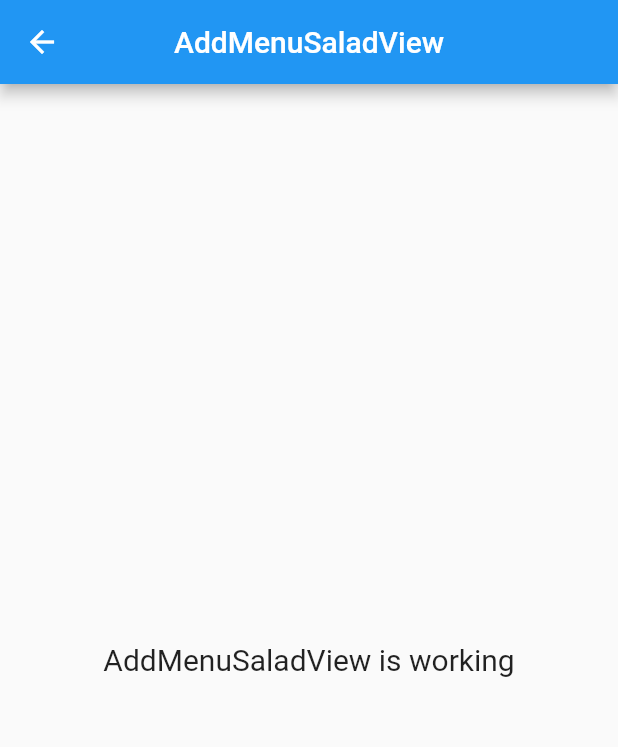
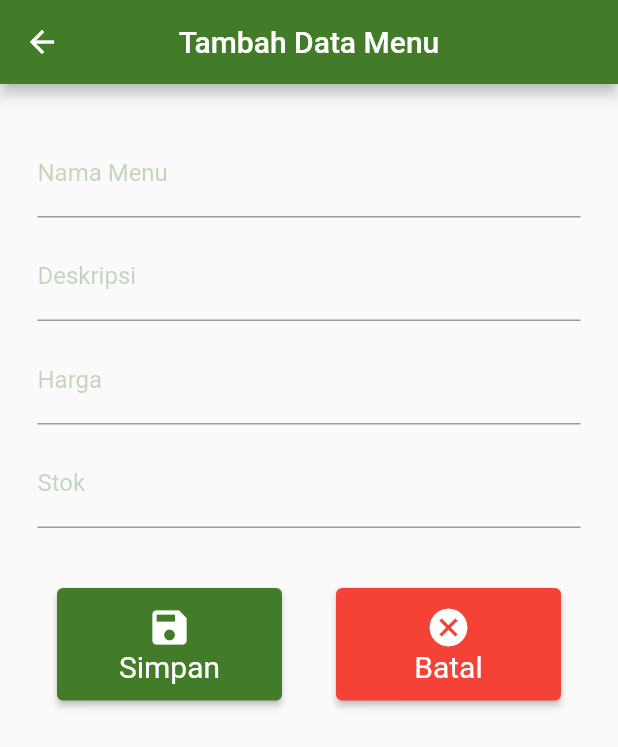
Before and after one commit to lfirmansya27/salad_buah, a Flutter app: the AddMenuSaladView screen opened by its route, on a phone screen of 412 x 824 dp. Shown: the top 747 px of the screen. Run offline on Flutter 3.47's test engine with Material 2 defaults, Android fonts, the phone set to English and light mode, and no system bars; our stand-ins replace cloud_firestore, firebase_auth, firebase_core, get; accounts and stored records are empty; Roboto replaces fonts that are missing (Shippori Mincho).

Commit message:
Second Commit

```diff
--- a/lib/app/modules/add_identitas/controllers/add_identitas_controller.dart
+++ b/lib/app/modules/add_identitas/controllers/add_identitas_controller.dart
@@ -1,6 +1,5 @@
 import 'package:cloud_firestore/cloud_firestore.dart';
 import 'package:firebase_auth/firebase_auth.dart';
-import 'package:firebase_core/firebase_core.dart';
 import 'package:flutter/widgets.dart';
 import 'package:get/get.dart';
 import 'package:uuid/uuid.dart';
--- a/lib/app/modules/add_menu_salad/controllers/add_menu_salad_controller.dart
+++ b/lib/app/modules/add_menu_salad/controllers/add_menu_salad_controller.dart
@@ -1,8 +1,18 @@
+import 'package:cloud_firestore/cloud_firestore.dart';
+import 'package:firebase_auth/firebase_auth.dart';
+import 'package:flutter/material.dart';
 import 'package:get/get.dart';
+import 'package:uuid/uuid.dart';
 
 class AddMenuSaladController extends GetxController {
   //TODO: Implement AddMenuSaladController
+  TextEditingController txtNamaMenu = TextEditingController();
+  TextEditingController txtDeskripsi = TextEditingController();
+  TextEditingController txtHarga = TextEditingController();
+  TextEditingController txtStok = TextEditingController();
 
+  FirebaseFirestore firestore = FirebaseFirestore.instance;
+  FirebaseAuth auth = FirebaseAuth.instance;
   final count = 0.obs;
   @override
   void onInit() {
@@ -20,4 +30,17 @@ class AddMenuSaladController extends GetxController {
   }
 
   void increment() => count.value++;
+
+  Future<void> add_menu() async {
+    DocumentReference menuProduk = firestore.collection("menuProduk").doc();
+    var uuid = Uuid().v1();
+    await menuProduk.set({
+      "menu_id": uuid,
+      "txtNamaMenu": txtNamaMenu.text,
+      "txtAlamat": txtDeskripsi.text,
+      "txtHarga": int.parse(txtHarga.text),
+      "txtStok": int.parse(txtStok.text),
+      "created_at": DateTime.now().toIso8601String(),
+    });
+  }
 }
--- a/lib/app/modules/add_menu_salad/views/add_menu_salad_view.dart
+++ b/lib/app/modules/add_menu_salad/views/add_menu_salad_view.dart
@@ -10,14 +10,139 @@ class AddMenuSaladView extends GetView<AddMenuSaladController> {
   Widget build(BuildContext context) {
     return Scaffold(
       appBar: AppBar(
-        title: const Text('AddMenuSaladView'),
+        title: const Text('Tambah Data Menu'),
         centerTitle: true,
+        backgroundColor: Color(0xFF437C28),
       ),
-      body: const Center(
-        child: Text(
-          'AddMenuSaladView is working',
-          style: TextStyle(fontSize: 20),
-        ),
+      body: Column(
+        children: [
+          Container(
+            child: Padding(
+              padding: const EdgeInsets.only(right: 25, left: 25, top: 30),
+              child: TextField(
+                controller: controller.txtNamaMenu,
+                decoration: const InputDecoration(
+                  border: UnderlineInputBorder(),
+                  labelText: ("Nama Menu"),
+                  labelStyle: TextStyle(
+                      fontFamily: 'Shippori Mincho', color: Color(0x4C437C28)),
+                ),
+              ),
+            ),
+          ),
+          Container(
+            child: Padding(
+              padding: const EdgeInsets.only(right: 25, left: 25, top: 10),
+              child: TextField(
+                controller: controller.txtDeskripsi,
+                decoration: const InputDecoration(
+                  border: UnderlineInputBorder(),
+                  labelText: ("Deskripsi"),
+                  labelStyle: TextStyle(
+                      fontFamily: 'Shippori Mincho', color: Color(0x4C437C28)),
+                ),
+              ),
+            ),
+          ),
+          Container(
+            child: Padding(
+              padding: const EdgeInsets.only(right: 25, left: 25, top: 10),
+              child: TextField(
+                controller: controller.txtHarga,
+                decoration: const InputDecoration(
+                  border: UnderlineInputBorder(),
+                  labelText: ("Harga"),
+                  labelStyle: TextStyle(
+                      fontFamily: 'Shippori Mincho', color: Color(0x4C437C28)),
+                ),
+              ),
+            ),
+          ),
+          Container(
+            child: Padding(
+              padding: const EdgeInsets.only(right: 25, left: 25, top: 10),
+              child: TextField(
+                controller: controller.txtStok,
+                decoration: const InputDecoration(
+                  border: UnderlineInputBorder(),
+                  labelText: ("Stok"),
+                  labelStyle: TextStyle(
+                      fontFamily: 'Shippori Mincho', color: Color(0x4C437C28)),
+                ),
+              ),
+            ),
+          ),
+          Container(
+            child: Padding(
+              padding: const EdgeInsets.only(top: 40, right: 20, left: 20),
+              child: Row(
+                mainAxisAlignment: MainAxisAlignment.spaceAround,
+                children: [
+                  Container(
+                    child: SizedBox(
+                      width: 150,
+                      height: 75,
+                      child: ElevatedButton(
+                        onPressed: () {
+                          controller.add_menu();
+                        },
+                        style: ElevatedButton.styleFrom(
+                          primary: Color(0xFF437C28),
+                        ),
+                        child: Column(
+                          mainAxisAlignment: MainAxisAlignment.center,
+                          children: [
+                            Icon(
+                              Icons.save,
+                              size: 30,
+                            ),
+                            Text(
+                              "Simpan",
+                              style: TextStyle(
+                                fontFamily: 'Shippori Mincho',
+                                fontSize: 20,
+                                fontWeight: FontWeight.w400,
+                              ),
+                            ),
+                          ],
+                        ),
+                      ),
+                    ),
+                  ),
+                  Container(
+                    child: SizedBox(
+                      width: 150,
+                      height: 75,
+                      child: ElevatedButton(
+                        onPressed: () {},
+                        style: ElevatedButton.styleFrom(
+                          primary: Colors.red,
+                        ),
+                        child: Column(
+                          mainAxisAlignment: MainAxisAlignment.center,
+                          children: [
+                            Icon(
+                              Icons.cancel,
+                              size: 30,
+                            ),
+                            Text(
+                              "Batal",
+                              style: TextStyle(
+                                fontFamily: 'Shippori Mincho',
+                                fontSize: 20,
+                                fontWeight: FontWeight.w400,
+                              ),
+                            ),
+                          ],
+                        ),
+                      ),
+                    ),
+                  ),
+                ],
+              ),
+            ),
+          ),
+        ],
       ),
     );
   }
--- a/lib/app/modules/menu_master/views/menu_master_view.dart
+++ b/lib/app/modules/menu_master/views/menu_master_view.dart
@@ -62,7 +62,9 @@ class MenuMasterView extends GetView<MenuMasterController> {
                   width: 350,
                   height: 125,
                   child: ElevatedButton(
-                    onPressed: () {},
+                    onPressed: () {
+                      Get.toNamed(Routes.ADD_MENU_SALAD);
+                    },
                     style: ElevatedButton.styleFrom(
                       primary: Color(0xFF437C28),
                     ),
```
